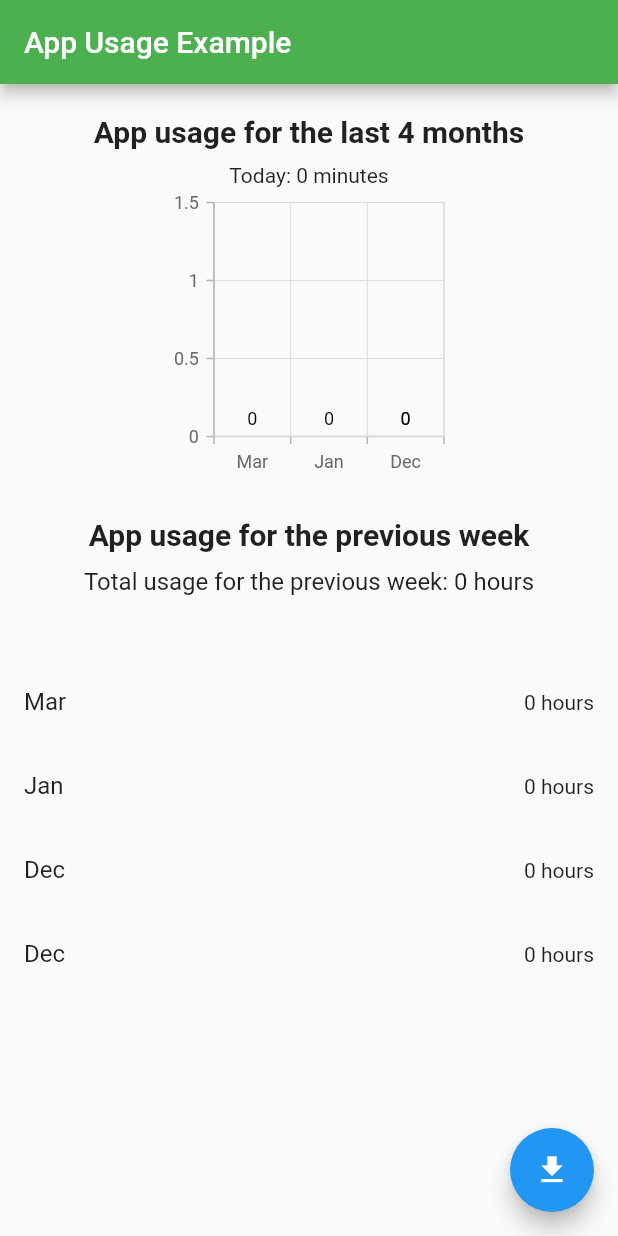
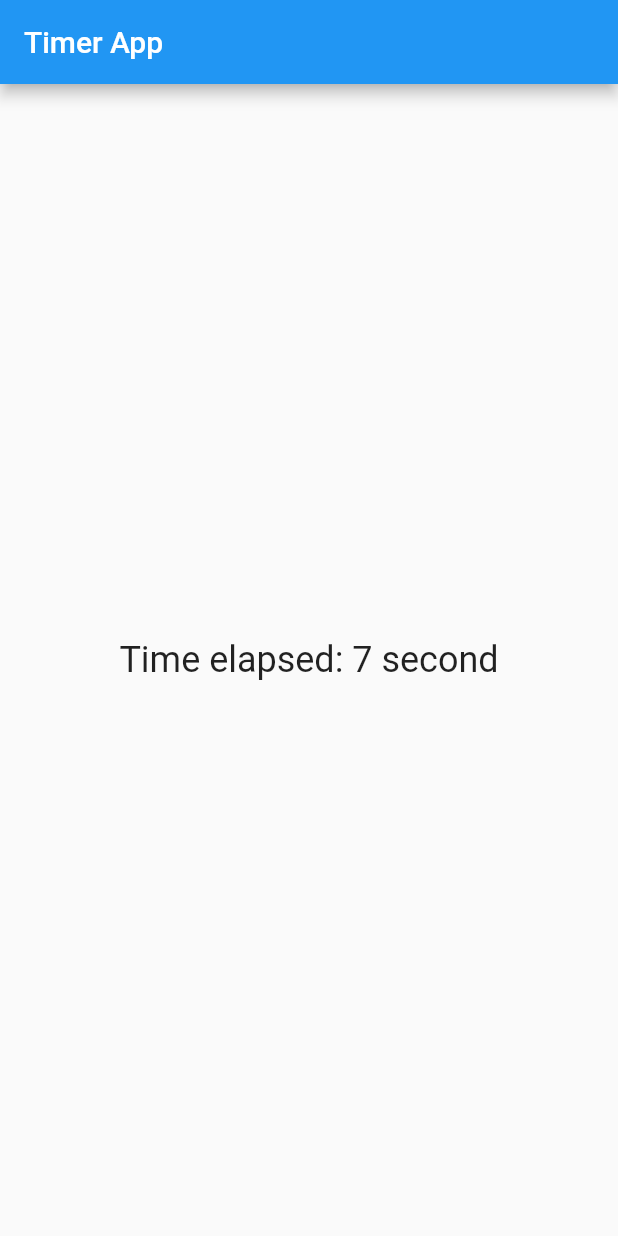
Before and after one commit to hamzadev2xx3/app_usage__, a Flutter app: the screen it shows after launch, on a phone screen of 412 x 824 dp. Run offline on Flutter 3.47's test engine with Material 2 defaults, Android fonts, the phone set to English and light mode, and no system bars; our stand-ins replace sqflite; accounts and stored records are empty.

Commit message:
okay to go

```diff
--- a/lib/HomeScreen.dart
+++ /dev/null
@@ -1,206 +0,0 @@
-import 'package:app_usage/app_usage.dart';
-import 'package:flutter/material.dart';
-import 'package:intl/intl.dart';
-import 'package:syncfusion_flutter_charts/charts.dart';
-
-class HomeScreen extends StatefulWidget {
-  @override
-  _HomeScreenState createState() => _HomeScreenState();
-}
-
-class _HomeScreenState extends State<HomeScreen> {
-  List<UsageData> _usageDataList = [];
-int _todayUsage = 0;
-String  _usageString="";
-  @override
-  void initState() {
-    super.initState();
-    getUsageStats();
-  }
-
-  void getUsageStats() async {
-    try {
-      // Get app usage stats for the current month and the previous three months
-      DateTime now = DateTime.now();
-      DateTime currentMonthStart = DateTime(now.year, now.month);
-      DateTime previousMonthStart =
-          currentMonthStart.subtract(const Duration(days: 30));
-      DateTime twoMonthsAgoStart =
-          previousMonthStart.subtract(const Duration(days: 30));
-      DateTime threeMonthsAgoStart =
-          twoMonthsAgoStart.subtract(const Duration(days: 30));
-
-      // Get app usage for each month and store it in a list
-      _usageDataList.clear();
-      _usageDataList.add(await _getUsageDataForMonth(currentMonthStart));
-      _usageDataList.add(await _getUsageDataForMonth(previousMonthStart));
-      _usageDataList.add(await _getUsageDataForMonth(twoMonthsAgoStart));
-      _usageDataList.add(await _getUsageDataForMonth(threeMonthsAgoStart));
-
-      setState(() {});
-    } on AppUsageException catch (exception) {
-      print(exception);
-    }
-  }
-  Future<UsageData> _getUsageDataForWeek() async {
-  int totalUsage = 0;
-  DateTime now = DateTime.now();
-  DateTime weekStart = now.subtract(const Duration(days: 7));
-  List<AppUsageInfo> infoList =
-      await AppUsage().getAppUsage(weekStart, now);
-
-  for (var info in infoList) {
-    if (info.packageName == "com.example.testappno") {
-      totalUsage += info.usage.inMinutes;
-    }
-  }
-  int totalUsageInHours = totalUsage ~/ 60; // Convert minutes to hours
-  print("Last week: $totalUsageInHours hours");
-  return UsageData(month: "Last week", usage: totalUsageInHours);
-}
-
-
-Future<UsageData> _getUsageDataForMonth(DateTime monthStart) async {
-  int totalUsage = 0;
-  DateTime monthEnd = monthStart.add(const Duration(days: 30));
-  List<AppUsageInfo> infoList =
-      await AppUsage().getAppUsage(monthStart, monthEnd);
-
-  for (var info in infoList) {
-    if (info.packageName == "com.example.testappno") {
-      totalUsage += info.usage.inMinutes;
-    }
-  }
-  int totalUsageInHours = totalUsage ~/ 60; // Convert minutes to hours
-  print("${DateFormat('MMMM').format(monthStart)}: $totalUsageInHours hours");
-  return UsageData(month: DateFormat('MMM').format(monthStart), usage: totalUsageInHours);
-}
-Future<String> _getUsageDataForDay() async {
-  int totalUsage = 0;
-  DateTime now = DateTime.now();
-  DateTime dayStart = DateTime(now.year, now.month, now.day);
-  List<AppUsageInfo> infoList =
-      await AppUsage().getAppUsage(dayStart, now);
-
-  for (var info in infoList) {
-    if (info.packageName == "com.example.testappno") {
-      totalUsage += info.usage.inMinutes;
-      print (totalUsage);
-    }
-  }
-  String usageString;
-  if (totalUsage >= 60) {
-    int totalUsageInHours = totalUsage ~/ 60; // Convert minutes to hours
-    usageString = "Today: $totalUsageInHours hours";
-  } else {
-    usageString = "Today: $totalUsage minutes";
-  }
-  print(usageString);
-  return usageString;
-}
-
-
-
-@override
-Widget build(BuildContext context) {
-  return MaterialApp(
-    home: Scaffold(
-      appBar: AppBar(
-        title: const Text('App Usage Example'),
-        backgroundColor: Colors.green,
-      ),
-      body: Column(
-        children:[
-          _usageDataList.isNotEmpty
-              ? Expanded(
-                  child: Column(
-                    children: [
-                      const SizedBox(height: 20),
-                      const Text(
-                        "App usage for the last 4 months",
-                        style: TextStyle(fontSize: 20, fontWeight: FontWeight.bold),
-                      ),
-                      const SizedBox(height: 10),
-            FutureBuilder<String>(
-  future: _getUsageDataForDay(),
-  builder: (context, snapshot) {
-    if (snapshot.connectionState == ConnectionState.waiting) {
-      return const Text('Loading...'); // Show a loading indicator while the future is resolving
-    } else if (snapshot.hasError) {
-      return Text('Error: ${snapshot.error}');
-    } else {
-      return Text(snapshot.data ?? ''); // Show the data returned by the future, or an empty string if it's null
-    }
-  },
-            ),
-                      Container(
-                        width: 200,
-                        height: 200,
-
-                        child: SfCartesianChart(
-                          primaryXAxis: CategoryAxis(),
-                          series: <ChartSeries<UsageData, String>>[
-                            ColumnSeries<UsageData, String>(
-                                dataSource: _usageDataList,
-                                xValueMapper: (UsageData usage, _) => usage.month,
-                                yValueMapper: (UsageData usage, _) => usage.usage,
-                                dataLabelSettings: const DataLabelSettings(isVisible: true))
-                          ],
-                        ),
-                      ),
-                      const SizedBox(height: 20),
-                      const Text(
-                        "App usage for the previous week",
-                        style: TextStyle(fontSize: 20, fontWeight: FontWeight.bold),
-                      ),
-                      const SizedBox(height: 10),
-                      FutureBuilder<UsageData>(
-                        future: _getUsageDataForWeek(),
-                        builder: (context, snapshot) {
-                          if (snapshot.connectionState == ConnectionState.waiting) {
-                            return const CircularProgressIndicator();
-                          } else if (snapshot.hasError) {
-                            return Text("Error: ${snapshot.error}");
-                          } else if (!snapshot.hasData) {
-                            return const Text("No data available");
-                          } else {
-                            return Text(
-                              "Total usage for the previous week: ${snapshot.data!.usage} hours",
-                              style: const TextStyle(fontSize: 16),
-                            );
-                          }
-                        },
-                      ),
-                    ],
-                  ),
-                )
-              : const Center(
-                  child: Text("Press the button to get usage stats"),
-                ),
-          Expanded(
-            child: ListView.builder(
-              itemCount: _usageDataList.length,
-              itemBuilder: (context, index) {
-                return ListTile(
-                  title: Text(_usageDataList[index].month),
-                  trailing: Text("${_usageDataList[index].usage} hours"),
-                );
-              },
-            ),
-          ),
-        ]
-      ),
-      floatingActionButton: FloatingActionButton(
-          onPressed: getUsageStats, child: const Icon(Icons.file_download)),
-    ),
-  );
-
-}
-
-}
-class UsageData {
-  final String month;
-  final int usage;
-
-  UsageData({required this.month, required this.usage});
-}
--- a/lib/main.dart
+++ b/lib/main.dart
@@ -1,10 +1,31 @@
-import 'package:error/HomeScreen.dart';
+
+import 'package:error/timer.dart';
 import 'package:flutter/material.dart';
+import 'package:path/path.dart';
+import 'package:sqflite/sqflite.dart';
+
+void main() async {
+  WidgetsFlutterBinding.ensureInitialized();
+  final database = await openDatabase(
+    join(await getDatabasesPath(), 'timer_database.db'),
+    onCreate: (db, version) {
+      return db.execute(
+          'CREATE TABLE timer(id INTEGER PRIMARY KEY, seconds_elapsed INTEGER)');
+    },
+    version: 1,
+  );
+runApp(MaterialApp(  initialRoute:
+          "/HomeScreen", //initial route mein back slash/ replace hojata hai
+      routes: {
+        "/": (context) =>  TimerApp(database: database,),
+
+      },
+
+));
+}
 
 
-void main() {
-  runApp(bsdk());
-}
+
 
 class bsdk extends StatelessWidget {
   const bsdk({super.key});
@@ -24,12 +45,7 @@ class bsdk extends StatelessWidget {
       darkTheme: ThemeData(
         brightness: Brightness.light,
       ),
-      initialRoute:
-          "/HomeScreen", //initial route mein back slash/ replace hojata hai
-      routes: {
-        "/": (context) => HomeScreen(),
 
-      },
     );
   }
 }
--- /dev/null
+++ b/lib/timer.dart
@@ -0,0 +1,126 @@
+import 'dart:async';
+
+import 'package:flutter/material.dart';
+import 'package:path/path.dart';
+import 'package:sqflite/sqflite.dart';
+
+class TimerApp extends StatefulWidget {
+  final Database database;
+
+  const TimerApp({Key? key, required this.database}) : super(key: key);
+
+  @override
+  _TimerAppState createState() => _TimerAppState();
+}
+
+class _TimerAppState extends State<TimerApp> with WidgetsBindingObserver {
+  late Timer _timer;
+  int _secondsElapsed = 0;
+
+  Database get database => widget.database;
+
+  @override
+  void initState() {
+    super.initState();
+    WidgetsBinding.instance?.addObserver(this);
+    _getSecondsElapsed();
+    _startTimer();
+  }
+
+  @override
+  void dispose() {
+    super.dispose();
+    WidgetsBinding.instance?.removeObserver(this);
+    _stopTimer();
+  }
+
+  void _startTimer() {
+    _timer = Timer.periodic(const Duration(seconds: 1), (_) {
+      setState(() {
+        _secondsElapsed++;
+        _updateSecondsElapsed(_secondsElapsed);
+      });
+    });
+  }
+
+  void _stopTimer() {
+    _timer.cancel();
+  }
+
+  Future<void> _getSecondsElapsed() async {
+    final List<Map<String, dynamic>> maps = await database.query('timer');
+    if (maps.isNotEmpty) {
+      setState(() {
+        _secondsElapsed = maps.first['seconds_elapsed'] as int;
+      });
+    }
+  }
+
+  Future<void> _updateSecondsElapsed(int secondsElapsed) async {
+    // Ensure that the database is created
+    await database.transaction((txn) async {
+      await txn.execute(
+        'CREATE TABLE IF NOT EXISTS timer(id INTEGER PRIMARY KEY, seconds_elapsed INTEGER)',
+      );
+    });
+
+    // Check if there is an existing row in the database
+    final count = Sqflite.firstIntValue(
+      await database.rawQuery('SELECT COUNT(*) FROM timer'),
+    );
+
+    if (count == 0) {
+      // If there is no existing row, insert the initial value of the timer
+      await database.insert('timer', {'id': 1, 'seconds_elapsed': secondsElapsed});
+    } else {
+      // Otherwise, update the existing row with the new value of the timer
+      await database.update(
+        'timer',
+        {'seconds_elapsed': secondsElapsed},
+        where: 'id = ?',
+        whereArgs: [1],
+      );
+    }
+  }
+
+  String getTimerString() {
+    final int hours = _secondsElapsed ~/ 3600;
+    final int minutes = (_secondsElapsed % 3600) ~/ 60;
+    final int seconds = _secondsElapsed % 60;
+
+    final String hourString = hours > 0 ? '$hours hour ' : '';
+    final String minuteString = minutes > 0 || hours > 0 ? '$minutes minute ' : '';
+    final String secondString = '$seconds second';
+
+    return '$hourString$minuteString$secondString';
+  }
+
+
+
+
+  @override
+  Widget build(BuildContext context) {
+    return Scaffold(
+      appBar: AppBar(
+        title: const Text('Timer App'),
+      ),
+      body: Center(
+        child: Text(
+          'Time elapsed: ${getTimerString()}',
+          style: const TextStyle(fontSize: 24),
+        ),
+      ),
+    );
+  }
+  @override
+  void didChangeAppLifecycleState(AppLifecycleState state) {
+    if (state == AppLifecycleState.paused ||
+        state == AppLifecycleState.inactive ||
+        state == AppLifecycleState.detached) {
+      _stopTimer();
+    } else if (state == AppLifecycleState.resumed) {
+      _getSecondsElapsed();
+      _startTimer();
+    }
+  }
+}
--- a/pubspec.yaml
+++ b/pubspec.yaml
@@ -42,6 +42,8 @@ dependencies:
   flutter_chart: ^0.1.6
   fl_chart: ^0.61.0
   syncfusion_flutter_charts: ^20.4.51
+  sqflite: ^2.2.5
+  path: ^1.8.2
 
 
 dev_dependencies:
```
Also changed, not shown: pubspec.lock, 1 other file.
